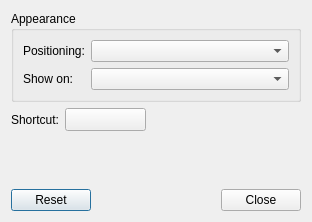
MoonLightDE/mlde.d.moonlightde, file src/runner/ui/configuredialog.ui: the form before one commit.
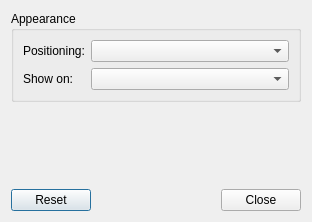
The form after the commit. Custom widgets are drawn as their Qt base class.

```diff
--- a/src/runner/ui/configuredialog.ui
+++ b/src/runner/ui/configuredialog.ui
@@ -45,33 +45,6 @@
    </item>
    <item>
     <layout class="QHBoxLayout" name="horizontalLayout">
-     <item>
-      <layout class="QFormLayout" name="formLayout">
-       <property name="fieldGrowthPolicy">
-        <enum>QFormLayout::ExpandingFieldsGrow</enum>
-       </property>
-       <item row="0" column="0">
-        <widget class="QLabel" name="label_3">
-         <property name="text">
-          <string>Shortcut:</string>
-         </property>
-        </widget>
-       </item>
-       <item row="0" column="1">
-        <widget class="ShortcutSelector" name="shortcutEd">
-         <property name="minimumSize">
-          <size>
-           <width>81</width>
-           <height>0</height>
-          </size>
-         </property>
-         <property name="text">
-          <string/>
-         </property>
-        </widget>
-       </item>
-      </layout>
-     </item>
      <item>
       <spacer name="horizontalSpacer">
        <property name="orientation">
@@ -112,13 +85,6 @@
    </item>
   </layout>
  </widget>
- <customwidgets>
-  <customwidget>
-   <class>ShortcutSelector</class>
-   <extends>QToolButton</extends>
-   <header location="global">lxqt-globalkeys-ui/shortcut_selector.h</header>
-  </customwidget>
- </customwidgets>
  <resources/>
  <connections>
   <connection>
```
